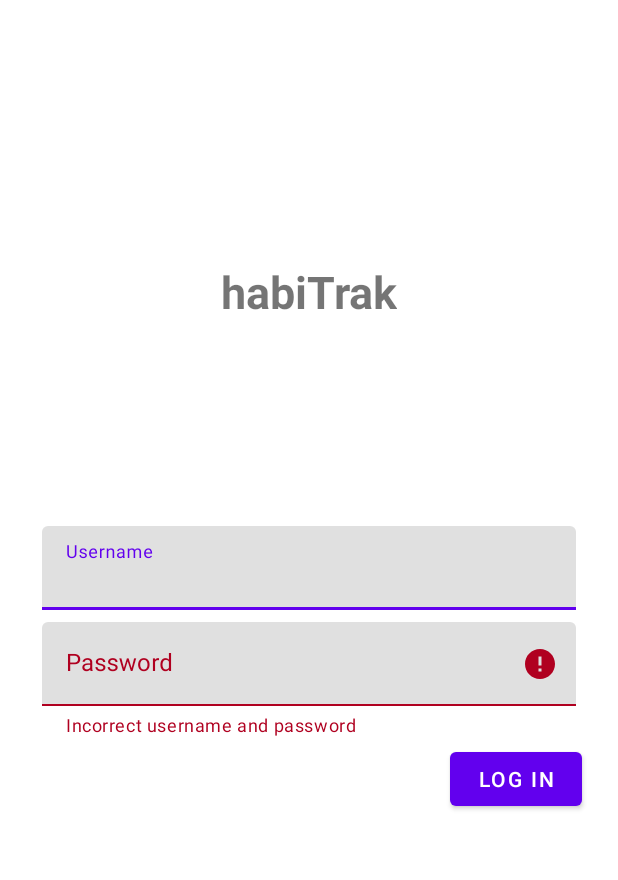
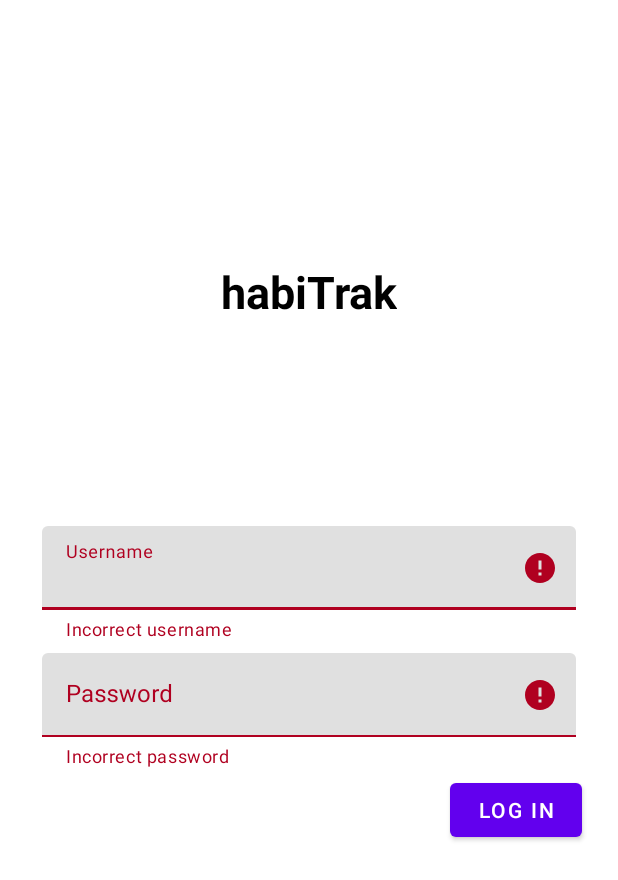
Before and after one commit to CMPUT301F21T34/HabiTrak, an Android app: the screen it shows after launch (MainActivity), after a tap on "LOG IN", on a phone screen of 412 x 824 dp. Shown: the top 880 px of the screen. Run offline under Robolectric (Android 15) with nearby library versions, the phone set to English and light mode, and no system bars.

Commit message:
updated back button and text theme

```diff
--- a/app/src/main/java/com/cmput301f21t34/habittrak/BaseActivity.java
+++ b/app/src/main/java/com/cmput301f21t34/habittrak/BaseActivity.java
@@ -11,4 +11,9 @@ public class BaseActivity extends AppCompatActivity {
         super.onCreate(savedInstanceState);
         setContentView(R.layout.activity_base);
     }
+
+    @Override
+    public void onBackPressed() {
+        moveTaskToBack(true); // minimizes the screen instead of going to login screen
+    }
 }
--- a/app/src/main/java/com/cmput301f21t34/habittrak/LoginFragment.java
+++ b/app/src/main/java/com/cmput301f21t34/habittrak/LoginFragment.java
@@ -22,6 +22,8 @@ public class LoginFragment extends Fragment {
     public View onCreateView(@NonNull LayoutInflater inflater, @Nullable ViewGroup container, @Nullable Bundle savedInstanceState) {
 
         View view = inflater.inflate(R.layout.habi_login_fragment, container, false);
+
+        // Variables of the UI elements
         TextInputLayout usernameLayout = view.findViewById(R.id.username_text_input);
         TextInputEditText usernameEditText = view.findViewById(R.id.username_edit_text);
         TextInputLayout passwordLayout = view.findViewById(R.id.password_text_input);
@@ -33,10 +35,12 @@ public class LoginFragment extends Fragment {
             @Override
             public void onClick(View view) {
                 if (!isPasswordValid(passwordEditText.getText(), usernameEditText.getText())) {
-                    passwordLayout.setError("Incorrect username and password");
+                    passwordLayout.setError("Incorrect password");
+                    usernameLayout.setError("Incorrect username");
                 }
                 else{
                     passwordLayout.setError(null);
+                    usernameLayout.setError(null);
                     startHomePage(view);
 
                 }
@@ -50,6 +54,15 @@ public class LoginFragment extends Fragment {
         return view;
     }
 
+    /**
+     * Password validation.
+     * NOTE: Update the function and implement proper password validation.
+     * Current Credentials: user: admin pass: admin
+     * @param password password from input
+     * @param username username from input
+     * @return
+     */
+
     public boolean isPasswordValid(@Nullable Editable password, @Nullable Editable username){
         Boolean passwordOk = false;
         String pass = password.toString();
@@ -61,8 +74,14 @@ public class LoginFragment extends Fragment {
         return passwordOk;
     }
 
+    /**
+     * Start the base activity after logging in
+     * @param view
+     */
     public void startHomePage(View view){
         Intent intent = new Intent(getActivity(), BaseActivity.class);
+        intent.addFlags(Intent.FLAG_ACTIVITY_CLEAR_TOP);
         startActivity(intent);
+        getActivity().finish();
     }
 }
--- a/app/src/main/java/com/cmput301f21t34/habittrak/NavigationHost.java
+++ /dev/null
@@ -1,8 +0,0 @@
-package com.cmput301f21t34.habittrak;
-
-import androidx.fragment.app.Fragment;
-
-public interface NavigationHost {
-
-    void navigateTo(Fragment fragment, boolean addToBackstack);
-}
--- a/app/src/main/res/layout/habi_login_fragment.xml
+++ b/app/src/main/res/layout/habi_login_fragment.xml
@@ -25,7 +25,8 @@
             android:layout_marginTop="150dp"
             android:text="@string/habi_app_name"
             android:textSize="30sp"
-            android:textStyle="bold" />
+            android:textStyle="bold"
+            android:textColor="?android:textColorPrimary"/>
 
         <com.google.android.material.textfield.TextInputLayout
             android:id="@+id/username_text_input"
@@ -66,7 +67,6 @@
                 android:layout_width="wrap_content"
                 android:layout_height="wrap_content"
                 android:layout_alignParentEnd="true"
-                android:layout_alignParentRight="true"
                 android:text="@string/habi_button_next" />
         </RelativeLayout>
 
--- a/app/src/main/res/values-night/themes.xml
+++ b/app/src/main/res/values-night/themes.xml
@@ -11,6 +11,7 @@
         <item name="colorOnSecondary">@color/black</item>
         <!-- Status bar color. -->
         <item name="android:statusBarColor" tools:targetApi="l">?attr/colorPrimaryVariant</item>
-        <!-- Customize your theme here. -->
+        <!-- Heading Text Color -->
+        <item name="android:textColorPrimary">@color/white</item>
     </style>
 </resources>
--- a/app/src/main/res/values/themes.xml
+++ b/app/src/main/res/values/themes.xml
@@ -11,6 +11,7 @@
         <item name="colorOnSecondary">@color/black</item>
         <!-- Status bar color. -->
         <item name="android:statusBarColor" tools:targetApi="l">?attr/colorPrimaryVariant</item>
-        <!-- Customize your theme here. -->
+        <!-- Heading Text Color -->
+        <item name="android:textColorPrimary">@color/black</item>
     </style>
 </resources>
```
Also changed, not shown: app/src/main/java/com/cmput301f21t34/habittrak/MainActivity.java (+2 -21 lines).
